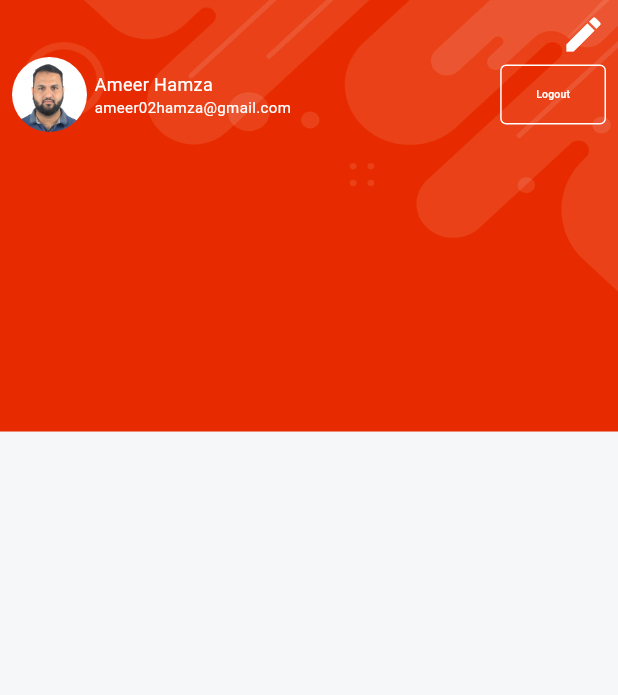
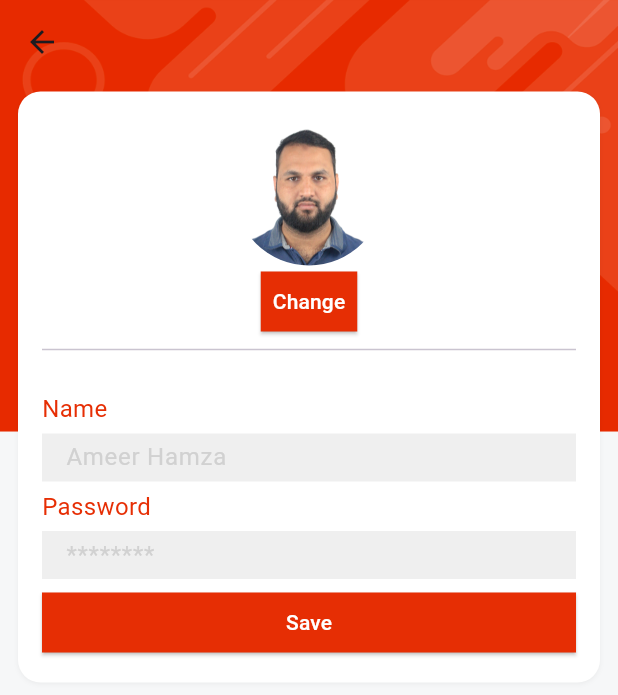
Before and after one commit to ameer02hamza/smart_mart, a Flutter app: the ProfileScreen screen opened directly, after a tap on the "edit" icon, on a phone screen of 412 x 824 dp. Shown: the top 695 px of the screen. Run offline on Flutter 3.47's test engine with Material 3 defaults, Android fonts, the phone set to English and light mode, and no system bars; our stand-ins replace cloud_firestore, firebase_auth, firebase_core, get, image_picker, velocity_x; accounts and stored records are empty; Roboto replaces fonts that are missing (sans_bold, sans_regular, sans_semibold).

Commit message:
added profile change option in edit profile

```diff
--- a/lib/common_widgets/customTextField.widget.dart
+++ b/lib/common_widgets/customTextField.widget.dart
@@ -1,7 +1,7 @@
 import 'package:emart/consts/consts.dart';
 import 'package:flutter/material.dart';
 
-Widget customTextField({String? title, String?hint, controller}) {
+Widget customTextField({String? title, String? hint, controller, isPass}) {
   return Column(
     crossAxisAlignment: CrossAxisAlignment.start,
     children: [
@@ -9,8 +9,10 @@ Widget customTextField({String? title, String?hint, controller}) {
       5.heightBox,
       TextFormField(
         controller: controller,
-          decoration:  InputDecoration(
-              hintStyle:const TextStyle(color: textfieldGrey, fontFamily: semibold),
+        obscureText: isPass,
+        decoration: InputDecoration(
+            hintStyle:
+                const TextStyle(color: textfieldGrey, fontFamily: semibold),
             hintText: hint!,
             isDense: true,
             fillColor: lightGrey,
--- a/lib/common_widgets/ourButton.widget.dart
+++ b/lib/common_widgets/ourButton.widget.dart
@@ -1,7 +1,7 @@
 import 'package:emart/consts/consts.dart';
 import 'package:flutter/material.dart';
 
-Widget ourButton({onPress, String? title, color, textColor, formKey}) {
+Widget ourButton({onPress, String? title, color, textColor}) {
   return ElevatedButton(
       style: ElevatedButton.styleFrom(
         backgroundColor: color,
--- /dev/null
+++ b/lib/controllers/profile.controller.dart
@@ -0,0 +1,23 @@
+import 'package:emart/consts/consts.dart';
+import 'package:flutter/services.dart';
+import 'package:get/get.dart';
+import 'package:image_picker/image_picker.dart';
+
+class ProfileController extends GetxController {
+  var profileImgPath = ''.obs;
+
+  changeImage(context) async {
+    try {
+      final img = await ImagePicker().pickImage(
+        source: ImageSource.gallery,
+        imageQuality: 100,
+      );
+      if (img == null) return;
+      print("%c ${img.path}");
+      profileImgPath.value = img.path;
+    } on PlatformException catch (e) {
+      print(" %c error: $e");
+      VxToast.show(context, msg: e.message.toString());
+    }
+  }
+}
--- /dev/null
+++ b/lib/screens/profile/editProfile.screen.dart
@@ -0,0 +1,75 @@
+import 'dart:io';
+
+import 'package:emart/common_widgets/bg.widget.dart';
+import 'package:emart/common_widgets/customTextField.widget.dart';
+import 'package:emart/common_widgets/ourButton.widget.dart';
+import 'package:emart/consts/colors.dart';
+import 'package:emart/consts/consts.dart';
+import 'package:emart/consts/images.dart';
+import 'package:emart/controllers/profile.controller.dart';
+import 'package:flutter/material.dart';
+import 'package:get/get.dart';
+import 'package:velocity_x/velocity_x.dart';
+
+class EditProfileScreen extends StatelessWidget {
+  const EditProfileScreen({super.key});
+
+  @override
+  Widget build(BuildContext context) {
+    var controller = Get.find<ProfileController>();
+    return bgWidget(
+        child: Scaffold(
+      appBar: AppBar(),
+      body: Obx(() => Column(mainAxisSize: MainAxisSize.min, children: [
+                controller.profileImgPath.isEmpty
+                    ? Image.asset(
+                        imgProfile2,
+                        width: 100,
+                        fit: BoxFit.cover,
+                      ).box.roundedFull.clip(Clip.antiAlias).make()
+                    : Image.file(
+                        File(controller.profileImgPath.value),
+                        width: 100,
+                        height: 100,
+                        fit: BoxFit.cover,
+                      ).box.roundedFull.clip(Clip.antiAlias).make(),
+                ourButton(
+                  title: "Change",
+                  textColor: whiteColor,
+                  color: primaryColor,
+                  onPress: () {
+                    controller.changeImage(context);
+                  },
+                ),
+                const Divider(),
+                20.heightBox,
+                customTextField(
+                  hint: nameHint,
+                  title: name,
+                  isPass: false,
+                ),
+                customTextField(
+                  hint: passwordHint,
+                  title: password,
+                  isPass: false,
+                ),
+                SizedBox(
+                  width: context.screenWidth - 50,
+                  child: ourButton(
+                    title: "Save",
+                    textColor: whiteColor,
+                    color: primaryColor,
+                    onPress: () {},
+                  ),
+                ),
+              ]))
+          .box
+          .color(whiteColor)
+          .shadowSm
+          .padding(const EdgeInsets.all(16))
+          .margin(const EdgeInsets.only(top: 5, left: 12, right: 12))
+          .rounded
+          .make(),
+    ));
+  }
+}
--- a/lib/screens/profile/profile.screen.dart
+++ b/lib/screens/profile/profile.screen.dart
@@ -1,6 +1,7 @@
 import 'package:emart/common_widgets/bg.widget.dart';
 import 'package:emart/controllers/auth.controller.dart';
 import 'package:emart/screens/auth_screen/login.screen.dart';
+import 'package:emart/screens/profile/editProfile.screen.dart';
 import 'package:flutter/material.dart';
 import 'package:get/get.dart';
 
@@ -37,7 +38,9 @@ class _ProfileScreenState extends State<ProfileScreen> {
                 color: whiteColor,
               ),
             ).onTap(
-              () {},
+              () {
+                Get.to(() => const EditProfileScreen());
+              },
             ),
             Row(
               children: [
--- a/pubspec.yaml
+++ b/pubspec.yaml
@@ -41,6 +41,7 @@ dependencies:
   firebase_auth: ^5.0.0
   firebase_storage: ^12.0.0
   cloud_firestore: ^5.0.0
+  image_picker: ^1.1.2
 
 dev_dependencies:
   flutter_test:
```
Also changed, not shown: pubspec.lock. Lines whose indentation alone changed are shown as unchanged.
